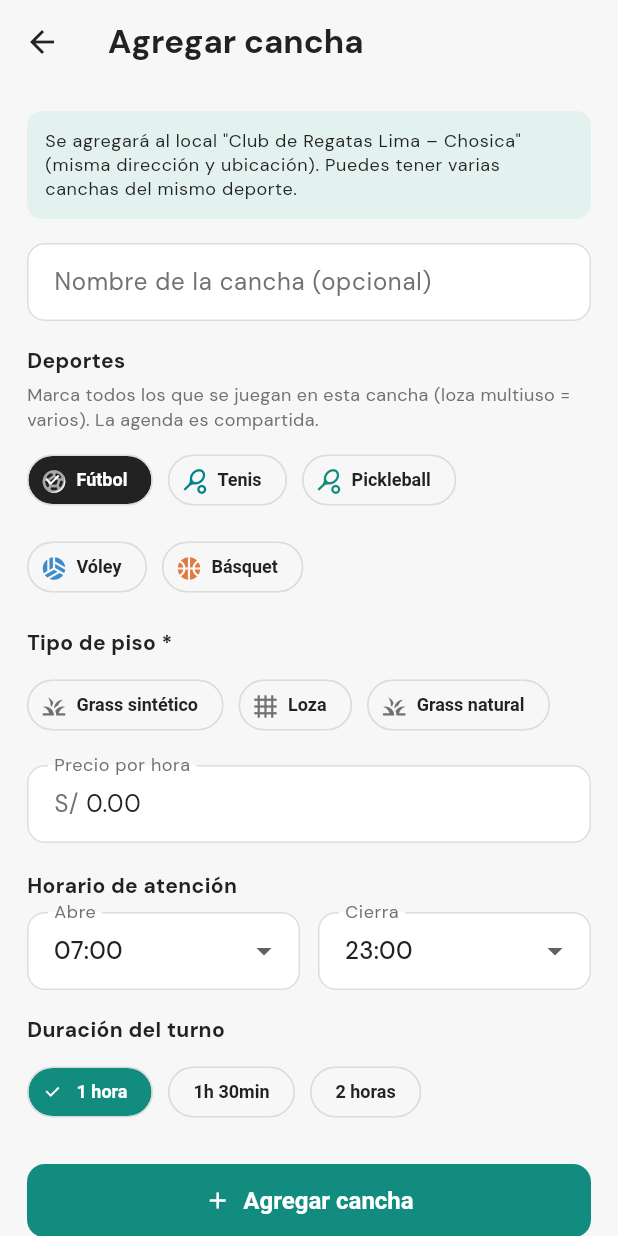
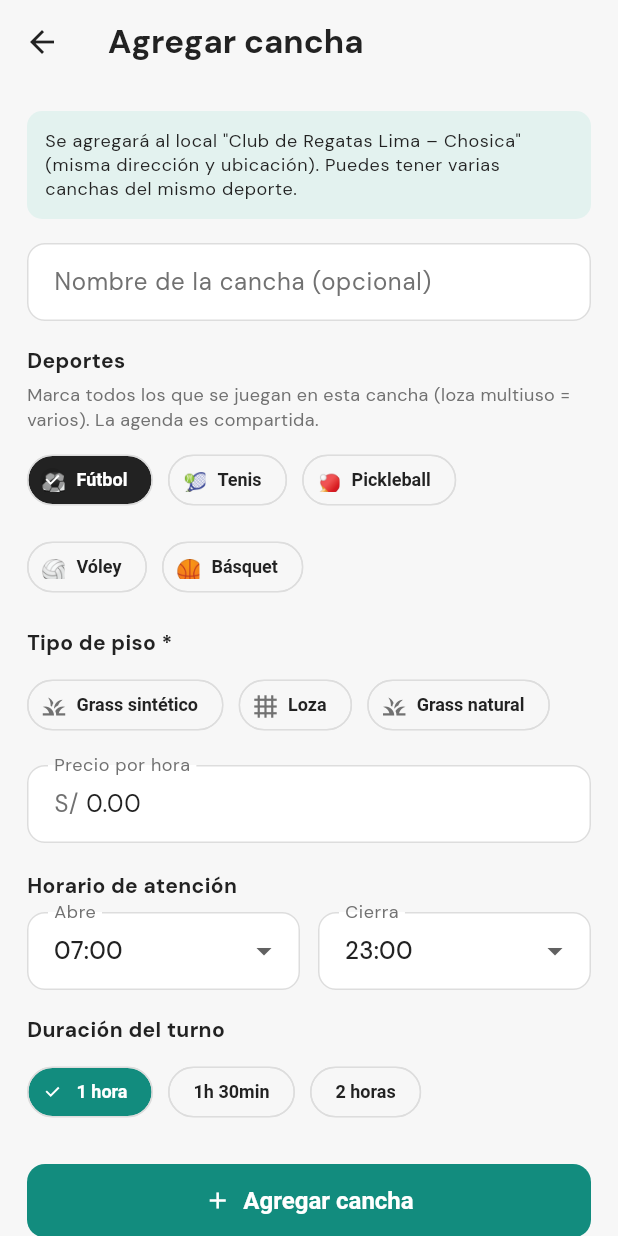
Before and after one commit to dcalagua/canchas-app-lima, a Flutter app: the AgregarCanchaScreen screen opened directly with sample values from the repository, on a phone screen of 412 x 824 dp. Run offline on Flutter 3.47's test engine with Material 3 defaults, Android fonts, the phone set to English and light mode, and no system bars; our stand-ins replace audioplayers, firebase_core, firebase_messaging, font_awesome_flutter, geocoding, geolocator and 8 more; missing offline and left inert: record; accounts and stored records are empty.

Commit message:
Deportes: emoji canonico por deporte en TODOS los chips/selectores
Nuevo emojiDeporte(Deporte) en theme (⚽ futbol, 🎾 tenis, 🏸 padel, 🏓
pickleball, 🏐 voley, 🏀 basquet) = la identidad visual del deporte igual en
toda la app, como en la home. Aplicado en los chips/selectores de: Academias,
home, editar/agregar/registrar cancha, crear academia, club detalle y crear
campeonato. Los marcadores de mapa y avatares de color siguen con el icono
Material coloreado.

Co-Authored-By: Claude Opus 4.8 (1M context) <noreply@anthropic.com>
Claude-Session: https://claude.ai/code/session_017fg7ijXuZRX6jvFjZELf83

```diff
--- a/lib/screens/academias_screen.dart
+++ b/lib/screens/academias_screen.dart
@@ -206,7 +206,8 @@ class _AcademiasScreenState extends State<AcademiasScreen> {
                   ),
                   for (final d in deportesDisponibles)
                     ChoiceChip(
-                      avatar: Icon(iconoDeporte(d), size: 16),
+                      avatar: Text(emojiDeporte(d),
+                          style: const TextStyle(fontSize: 15)),
                       label: Text(d.etiqueta),
                       selected: _filtro == d,
                       onSelected: (_) => setState(() => _filtro = d),
--- a/lib/screens/agregar_cancha_screen.dart
+++ b/lib/screens/agregar_cancha_screen.dart
@@ -159,10 +159,7 @@ class _AgregarCanchaScreenState extends State<AgregarCanchaScreen> {
             children: [
               for (final d in deportesActivos)
                 ChoiceChip(
-                  avatar: Icon(iconoDeporte(d),
-                      size: 18,
-                      color:
-                          _deportes.contains(d) ? Colors.white : colorDeporte(d)),
+                  avatar: Text(emojiDeporte(d), style: const TextStyle(fontSize: 15)),
                   label: Text(d.etiqueta),
                   selected: _deportes.contains(d),
                   selectedColor: colorDeporte(d),
--- a/lib/screens/club_detalle_screen.dart
+++ b/lib/screens/club_detalle_screen.dart
@@ -484,11 +484,7 @@ class _ClubDetalleScreenState extends State<ClubDetalleScreen> {
                       children: [
                         for (final d in _cancha.deportesJugables)
                           ChoiceChip(
-                            avatar: Icon(iconoDeporte(d),
-                                size: 16,
-                                color: _deporteEfectivo == d
-                                    ? Colors.white
-                                    : colorDeporte(d)),
+                            avatar: Text(emojiDeporte(d), style: const TextStyle(fontSize: 15)),
                             label: Text(d.etiqueta),
                             selected: _deporteEfectivo == d,
                             selectedColor: colorDeporte(d),
--- a/lib/screens/crear_academia_screen.dart
+++ b/lib/screens/crear_academia_screen.dart
@@ -949,9 +949,7 @@ class _CrearAcademiaScreenState extends State<CrearAcademiaScreen> {
             children: [
               for (final d in deportesActivos)
                 ChoiceChip(
-                  avatar: Icon(iconoDeporte(d),
-                      size: 18,
-                      color: _deporte == d ? Colors.white : colorDeporte(d)),
+                  avatar: Text(emojiDeporte(d), style: const TextStyle(fontSize: 15)),
                   label: Text(d.etiqueta),
                   selected: _deporte == d,
                   selectedColor: colorDeporte(d),
--- a/lib/screens/crear_campeonato_screen.dart
+++ b/lib/screens/crear_campeonato_screen.dart
@@ -147,9 +147,7 @@ class _CrearCampeonatoScreenState extends State<CrearCampeonatoScreen> {
               for (final d in Deporte.values)
                 ChoiceChip(
                   label: Text(d.etiqueta),
-                  avatar: Icon(iconoDeporte(d),
-                      size: 18,
-                      color: _deporte == d ? cs.onPrimary : colorDeporte(d)),
+                  avatar: Text(emojiDeporte(d), style: const TextStyle(fontSize: 15)),
                   selected: _deporte == d,
                   onSelected: (_) => setState(() {
                     _deporte = d;
--- a/lib/screens/editar_cancha_screen.dart
+++ b/lib/screens/editar_cancha_screen.dart
@@ -508,10 +508,7 @@ class _EditarCanchaScreenState extends State<EditarCanchaScreen> {
             children: [
               for (final d in deportesActivos)
                 ChoiceChip(
-                  avatar: Icon(iconoDeporte(d),
-                      size: 18,
-                      color:
-                          _deportes.contains(d) ? Colors.white : colorDeporte(d)),
+                  avatar: Text(emojiDeporte(d), style: const TextStyle(fontSize: 15)),
                   label: Text(d.etiqueta),
                   selected: _deportes.contains(d),
                   selectedColor: colorDeporte(d),
--- a/lib/screens/explorar_home_screen.dart
+++ b/lib/screens/explorar_home_screen.dart
@@ -972,10 +972,10 @@ class _FiltrosDeporte extends StatelessWidget {
             chip('🏟️', 'Todos',
                 activo: !soloClubes && seleccion == null,
                 onTap: () => onSeleccion(null)),
-            chip('⚽', 'Fútbol',
+            chip(emojiDeporte(Deporte.futbol), 'Fútbol',
                 activo: !soloClubes && seleccion == Deporte.futbol,
                 onTap: () => onSeleccion(Deporte.futbol)),
-            chip('🎾', 'Tenis',
+            chip(emojiDeporte(Deporte.tenis), 'Tenis',
                 activo: !soloClubes && seleccion == Deporte.tenis,
                 onTap: () => onSeleccion(Deporte.tenis)),
             chip('🏛️', 'Clubes', activo: soloClubes, onTap: onClubes),
--- a/lib/theme.dart
+++ b/lib/theme.dart
@@ -121,6 +121,18 @@ IconData iconoDeporte(Deporte d) => switch (d) {
       Deporte.pickleball => Icons.sports_tennis, // raqueta (lo más cercano)
       Deporte.voley => Icons.sports_volleyball,
       Deporte.basquet => Icons.sports_basketball,
+    };
+
+/// EMOJI canónico por deporte — la identidad visual del deporte en TODA la app
+/// (chips de filtro, selectores, etiquetas). Es el mismo que se ve en la home,
+/// para que "tenis" se vea igual en todos lados (y fútbol, etc.).
+String emojiDeporte(Deporte d) => switch (d) {
+      Deporte.futbol => '⚽',
+      Deporte.tenis => '🎾',
+      Deporte.padel => '🏸',
+      Deporte.pickleball => '🏓',
+      Deporte.voley => '🏐',
+      Deporte.basquet => '🏀',
     };
 
 // ── Amenities / servicios de la cancha (editable por el dueño) ────────────
```
Also changed, not shown: lib/screens/registrar_cancha_screen.dart (+2 -6 lines).
